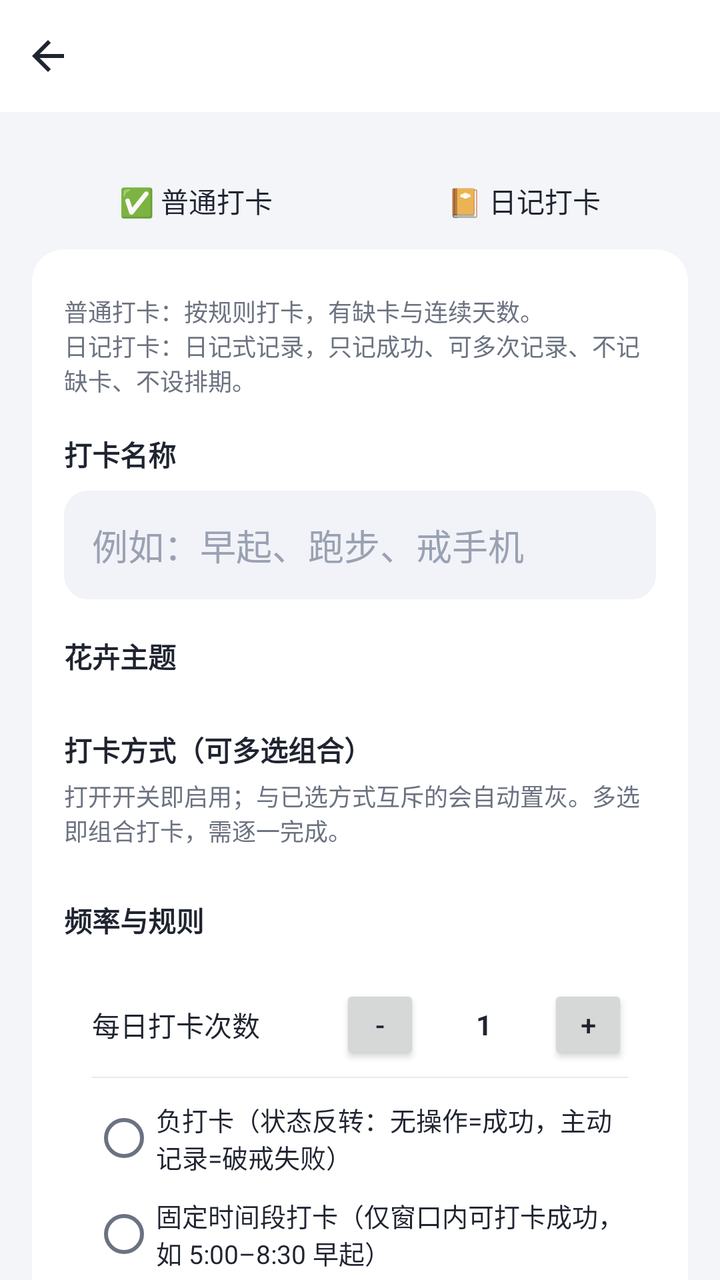
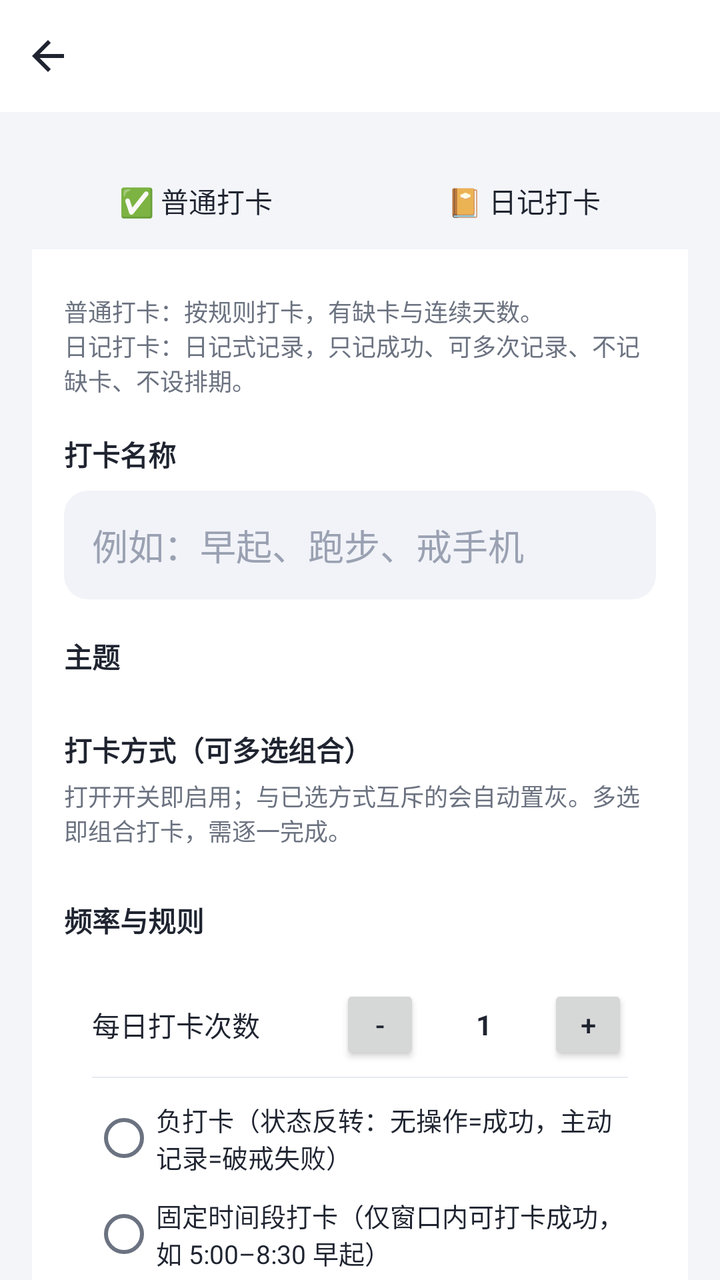

An Android layout rendered at two revisions. The XML below is the earlier revision; the diff shows what the commit changed to produce the second picture.
<!-- AndroidManifest.xml: application theme Theme.Checkin -->
<!-- res/layout/activity_create_item.xml -->
<?xml version="1.0" encoding="utf-8"?>
<LinearLayout xmlns:android="http://schemas.android.com/apk/res/android"
    android:layout_width="match_parent"
    android:layout_height="match_parent"
    android:background="@color/bg_page"
    android:orientation="vertical">

    <include android:id="@+id/topbar" layout="@layout/view_topbar" />

    <ScrollView
        android:layout_width="match_parent"
        android:layout_height="0dp"
        android:layout_weight="1"
        android:scrollbars="none">

        <LinearLayout
            android:layout_width="match_parent"
            android:layout_height="wrap_content"
            android:orientation="vertical"
            android:padding="16dp">

            
            <LinearLayout
                android:id="@+id/mode_container"
                android:layout_width="match_parent"
                android:layout_height="wrap_content"
                android:layout_marginTop="4dp"
                android:orientation="horizontal">

                
                <LinearLayout
                    android:id="@+id/tab_normal"
                    android:layout_width="0dp"
                    android:layout_height="wrap_content"
                    android:layout_weight="1"
                    android:clickable="true"
                    android:focusable="true"
                    android:orientation="vertical">

                    <View
                        android:id="@+id/tab_normal_arrow"
                        android:layout_width="20dp"
                        android:layout_height="10dp"
                        android:layout_gravity="center_horizontal"
                        android:background="@drawable/tab_arrow_up"
                        android:visibility="gone" />

                    <TextView
                        android:id="@+id/tv_tab_normal"
                        android:layout_width="match_parent"
                        android:layout_height="wrap_content"
                        android:gravity="center"
                        android:padding="14dp"
                        android:text="✅ 普通打卡"
                        android:textColor="@color/text_primary"
                        android:textSize="14sp" />
                </LinearLayout>

                
                <LinearLayout
                    android:id="@+id/tab_journal"
                    android:layout_width="0dp"
                    android:layout_height="wrap_content"
                    android:layout_weight="1"
                    android:clickable="true"
                    android:focusable="true"
                    android:orientation="vertical">

                    <View
                        android:id="@+id/tab_journal_arrow"
                        android:layout_width="20dp"
                        android:layout_height="10dp"
                        android:layout_gravity="center_horizontal"
                        android:background="@drawable/tab_arrow_up"
                        android:visibility="gone" />

                    <TextView
                        android:id="@+id/tv_tab_journal"
                        android:layout_width="match_parent"
                        android:layout_height="wrap_content"
                        android:gravity="center"
                        android:padding="14dp"
                        android:text="📔 日记打卡"
                        android:textColor="@color/text_primary"
                        android:textSize="14sp" />
                </LinearLayout>
            </LinearLayout>

            
            <LinearLayout
                android:id="@+id/content_panel"
                android:layout_width="match_parent"
                android:layout_height="wrap_content"
                android:background="@drawable/bg_card"
                android:orientation="vertical"
                android:padding="16dp">

            <TextView
                android:id="@+id/tv_mode_hint"
                android:layout_width="match_parent"
                android:layout_height="wrap_content"
                android:layout_marginTop="6dp"
                android:text="普通打卡：按规则打卡，有缺卡与连续天数。\n日记打卡：日记式记录，只记成功、可多次记录、不记缺卡、不设排期。"
                android:textColor="@color/text_secondary"
                android:textSize="12sp" />

            
            <LinearLayout
                android:id="@+id/journal_panel"
                android:layout_width="match_parent"
                android:layout_height="wrap_content"
                android:layout_marginTop="18dp"
                android:orientation="vertical"
                android:visibility="gone">

                <TextView style="@style/SectionTitle" android:text="记录类型" />
                <RadioGroup
                    android:id="@+id/rg_journal_type"
                    android:layout_width="match_parent"
                    android:layout_height="wrap_content"
                    android:layout_marginTop="8dp"
                    android:background="@drawable/bg_card"
                    android:orientation="vertical"
                    android:padding="14dp">
                    <RadioButton
                        android:id="@+id/rb_journal_suixinsui"
                        android:layout_width="match_parent"
                        android:layout_height="wrap_content"
                        android:checked="true"
                        android:text="📔 随心记（文字 / 拍照 / 位置 / 语音）"
                        android:textColor="@color/text_primary"
                        android:textSize="13sp" />
                    <RadioButton
                        android:id="@+id/rb_journal_mood"
                        android:layout_width="match_parent"
                        android:layout_height="wrap_content"
                        android:layout_marginTop="4dp"
                        android:text="😊 心情日记（5 档心情 + 可选文字）"
                        android:textColor="@color/text_primary"
                        android:textSize="13sp" />
                </RadioGroup>

                <CheckBox
                    android:id="@+id/cb_mood_chart"
                    android:layout_width="match_parent"
                    android:layout_height="wrap_content"
                    android:layout_marginTop="10dp"
                    android:text="心情折线图（当日多条心情时在备注栏画趋势线，随时可改）"
                    android:textColor="@color/text_primary"
                    android:textSize="13sp"
                    android:visibility="gone" />
            </LinearLayout>

            
            <TextView style="@style/SectionTitle" android:layout_marginTop="18dp" android:text="打卡名称" />
            <EditText
                android:id="@+id/et_name"
                android:layout_width="match_parent"
                android:layout_height="wrap_content"
                android:layout_marginTop="8dp"
                android:background="@drawable/bg_input"
                android:hint="例如：早起、跑步、戒手机"
                android:inputType="text"
                android:maxLength="20"
                android:padding="14dp"
                android:textColor="@color/text_primary"
                android:textColorHint="@color/text_hint" />

            
            <TextView style="@style/SectionTitle" android:layout_marginTop="18dp" android:text="花卉主题" />
            <HorizontalScrollView
                android:layout_width="match_parent"
                android:layout_height="wrap_content"
                android:layout_marginTop="8dp"
                android:scrollbars="none">
                <LinearLayout
                    android:id="@+id/theme_container"
                    android:layout_width="wrap_content"
                    android:layout_height="wrap_content"
                    android:orientation="horizontal" />
            </HorizontalScrollView>

            

            

            
            <TextView
                android:id="@+id/tv_method_title"
                style="@style/SectionTitle"
                android:layout_marginTop="18dp"
                android:text="打卡方式（可多选组合）" />
            <TextView
                android:id="@+id/tv_method_desc"
                android:layout_width="match_parent"
                android:layout_height="wrap_content"
                android:layout_marginTop="4dp"
                android:text="打开开关即启用；与已选方式互斥的会自动置灰。多选即组合打卡，需逐一完成。"
                android:textColor="@color/text_secondary"
                android:textSize="12sp" />
            <LinearLayout
                android:id="@+id/method_container"
                android:layout_width="match_parent"
                android:layout_height="wrap_content"
                android:layout_marginTop="8dp"
                android:orientation="vertical" />

            
            <TextView
                android:id="@+id/tv_rule_title"
                style="@style/SectionTitle"
                android:layout_marginTop="18dp"
                android:text="频率与规则" />
            <LinearLayout
                android:id="@+id/rule_card"
                android:layout_width="match_parent"
                android:layout_height="wrap_content"
                android:layout_marginTop="8dp"
                android:background="@drawable/bg_card"
                android:orientation="vertical"
                android:padding="14dp">

                <LinearLayout
                    android:layout_width="match_parent"
                    android:layout_height="wrap_content"
                    android:gravity="center_vertical"
                    android:orientation="horizontal">
                    <TextView
                        android:layout_width="0dp"
                        android:layout_height="wrap_content"
                        android:layout_weight="1"
                        android:text="每日打卡次数"
                        android:textColor="@color/text_primary" />
                    <Button
                        android:id="@+id/btn_limit_minus"
                        android:layout_width="40dp"
                        android:layout_height="40dp"
                        android:insetTop="0dp" android:insetBottom="0dp"
                        android:padding="0dp"
                        android:text="-"
                        android:textColor="@color/text_primary" />
                    <TextView
                        android:id="@+id/tv_limit"
                        android:layout_width="64dp"
                        android:layout_height="wrap_content"
                        android:gravity="center"
                        android:text="1"
                        android:textColor="@color/text_primary"
                        android:textStyle="bold" />
                    <Button
                        android:id="@+id/btn_limit_plus"
                        android:layout_width="40dp"
                        android:layout_height="40dp"
                        android:insetTop="0dp" android:insetBottom="0dp"
                        android:padding="0dp"
                        android:text="+"
                        android:textColor="@color/text_primary" />
                </LinearLayout>

                <View android:layout_width="match_parent" android:layout_height="0.5dp" android:layout_marginVertical="6dp" android:background="@color/divider" />

                <RadioButton
                    android:id="@+id/cb_negative"
                    android:layout_width="match_parent"
                    android:layout_height="wrap_content"
                    android:text="负打卡（状态反转：无操作=成功，主动记录=破戒失败）"
                    android:textColor="@color/text_primary"
                    android:textSize="13sp" />

                <RadioButton
                    android:id="@+id/cb_time_window"
                    android:layout_width="match_parent"
                    android:layout_height="wrap_content"
                    android:text="固定时间段打卡（仅窗口内可打卡成功，如 5:00–8:30 早起）"
                    android:textColor="@color/text_primary"
                    android:textSize="13sp" />

                <LinearLayout
                    android:id="@+id/tw_panel"
                    android:layout_width="match_parent"
                    android:layout_height="wrap_content"
                    android:orientation="vertical"
                    android:visibility="gone">

                    <LinearLayout
                        android:layout_width="match_parent"
                        android:layout_height="wrap_content"
                        android:gravity="center_vertical"
                        android:orientation="horizontal"
                        android:paddingHorizontal="12dp">
                        <TextView android:layout_width="wrap_content" android:layout_height="wrap_content" android:text="开始  " android:textColor="@color/text_secondary"/>
                        <Button android:id="@+id/btn_tw_start" android:layout_width="wrap_content" android:layout_height="wrap_content" android:insetTop="0dp" android:insetBottom="0dp" android:text="05:00" android:textColor="@color/brand_dark"/>
                        <TextView android:layout_width="wrap_content" android:layout_height="wrap_content" android:layout_marginStart="16dp" android:text="结束  " android:textColor="@color/text_secondary"/>
                        <Button android:id="@+id/btn_tw_end" android:layout_width="wrap_content" android:layout_height="wrap_content" android:insetTop="0dp" android:insetBottom="0dp" android:text="08:30" android:textColor="@color/brand_dark"/>
                    </LinearLayout>

                    <TextView
                        android:id="@+id/tv_tw_hint"
                        android:layout_width="match_parent"
                        android:layout_height="wrap_content"
                        android:paddingHorizontal="12dp"
                        android:textColor="@color/text_secondary"
                        android:textSize="12sp"
                        android:text="仅在所选时间段内可打卡成功；不支持跨天（如 23:00–01:00）；开启后将无法选择自动打卡。" />
                </LinearLayout>

            </LinearLayout>

            
            <TextView
                android:id="@+id/tv_schedule_title"
                style="@style/SectionTitle"
                android:layout_marginTop="18dp"
                android:text="打卡日期" />
            <LinearLayout
                android:id="@+id/schedule_container"
                android:layout_width="match_parent"
                android:layout_height="wrap_content"
                android:layout_marginTop="8dp"
                android:background="@drawable/bg_card"
                android:orientation="vertical"
                android:padding="14dp">
            </LinearLayout>

            
            <TextView
                android:id="@+id/tv_offset_title"
                style="@style/SectionTitle"
                android:layout_marginTop="18dp"
                android:text="连续打卡抵消机制" />
            <LinearLayout
                android:id="@+id/offset_card"
                android:layout_width="match_parent"
                android:layout_height="wrap_content"
                android:layout_marginTop="8dp"
                android:background="@drawable/bg_card"
                android:orientation="vertical"
                android:padding="14dp">

                <CheckBox
                    android:id="@+id/cb_offset"
                    android:layout_width="match_parent"
                    android:layout_height="wrap_content"
                    android:text="开启抵消机会（🛡️可补漏签）"
                    android:textColor="@color/text_primary" />

                <LinearLayout
                    android:id="@+id/offset_panel"
                    android:layout_width="match_parent"
                    android:layout_height="wrap_content"
                    android:orientation="vertical"
                    android:visibility="gone">

                    <RadioGroup
                        android:id="@+id/rg_offset_mode"
                        android:layout_width="match_parent"
                        android:layout_height="wrap_content"
                        android:orientation="vertical">
                        <RadioButton android:id="@+id/rb_mode_a" android:layout_width="match_parent" android:layout_height="wrap_content" android:checked="true" android:text="模式A 累积型：每连续N天得1次，可累积" android:textColor="@color/text_primary"/>
                        <RadioButton android:id="@+id/rb_mode_b" android:layout_width="match_parent" android:layout_height="wrap_content" android:text="模式B 阈值型：连续达N天补满k次（不叠加）" android:textColor="@color/text_primary"/>
                        <RadioButton android:id="@+id/rb_mode_c" android:layout_width="match_parent" android:layout_height="wrap_content" android:text="模式C 周期型：每N天周期得k次" android:textColor="@color/text_primary"/>
                    </RadioGroup>

                    <LinearLayout
                        android:layout_width="match_parent"
                        android:layout_height="wrap_content"
                        android:layout_marginTop="6dp"
                        android:gravity="center_vertical"
                        android:orientation="horizontal">
                        <TextView android:layout_width="wrap_content" android:layout_height="wrap_content" android:text="连续天数 N=" android:textColor="@color/text_primary"/>
                        <EditText android:id="@+id/et_offset_n" android:layout_width="70dp" android:layout_height="wrap_content" android:background="@drawable/bg_input" android:inputType="number" android:padding="10dp" android:text="3" android:textColor="@color/text_primary"/>
                        <TextView android:id="@+id/tv_k_label" android:layout_width="wrap_content" android:layout_height="wrap_content" android:layout_marginStart="16dp" android:text="次数 k=" android:textColor="@color/text_primary"/>
                        <EditText android:id="@+id/et_offset_k" android:layout_width="70dp" android:layout_height="wrap_content" android:background="@drawable/bg_input" android:inputType="number" android:padding="10dp" android:text="1" android:textColor="@color/text_primary"/>
                    </LinearLayout>

                    <CheckBox
                        android:id="@+id/cb_offset_auto"
                        android:layout_width="match_parent"
                        android:layout_height="wrap_content"
                        android:layout_marginTop="6dp"
                        android:text="漏签时自动消耗（关闭则手动点日期补签）"
                        android:textColor="@color/text_primary"
                        android:textSize="13sp" />
                </LinearLayout>
            </LinearLayout>

            
            <TextView
                android:id="@+id/tv_policy_title"
                style="@style/SectionTitle"
                android:layout_marginTop="18dp"
                android:text="逻辑修改策略（创建后不可更改）" />
            <RadioGroup
                android:id="@+id/policy_card"
                android:layout_width="match_parent"
                android:layout_height="wrap_content"
                android:layout_marginTop="8dp"
                android:background="@drawable/bg_card"
                android:orientation="vertical"
                android:padding="14dp">
                <RadioButton android:id="@+id/rb_locked" android:layout_width="match_parent" android:layout_height="wrap_content" android:checked="true" android:text="不可修改（规则创建后锁定）" android:textColor="@color/text_primary"/>
                <RadioButton android:id="@+id/rb_interval" android:layout_width="match_parent" android:layout_height="wrap_content" android:text="每 N 天可修改一次" android:textColor="@color/text_primary"/>
                <LinearLayout
                    android:id="@+id/interval_panel"
                    android:layout_width="match_parent"
                    android:layout_height="wrap_content"
                    android:gravity="center_vertical"
                    android:orientation="horizontal"
                    android:paddingStart="12dp"
                    android:visibility="gone">
                    <TextView android:layout_width="wrap_content" android:layout_height="wrap_content" android:text="间隔天数 N =" android:textColor="@color/text_primary"/>
                    <EditText android:id="@+id/et_interval" android:layout_width="80dp" android:layout_height="wrap_content" android:layout_marginStart="8dp" android:background="@drawable/bg_input" android:inputType="number" android:padding="10dp" android:text="7" android:textColor="@color/text_primary"/>
                    <TextView android:layout_width="wrap_content" android:layout_height="wrap_content" android:text=" 天" android:textColor="@color/text_secondary"/>
                </LinearLayout>
            </RadioGroup>

            </LinearLayout>

            <Button
                android:id="@+id/btn_save"
                style="@style/PrimaryButton"
                android:layout_width="match_parent"
                android:layout_marginTop="24dp"
                android:layout_marginBottom="20dp"
                android:text="保存打卡项" />
        </LinearLayout>
    </ScrollView>
</LinearLayout>
<!-- res/layout/view_topbar.xml (included above) -->
<?xml version="1.0" encoding="utf-8"?>
<LinearLayout xmlns:android="http://schemas.android.com/apk/res/android"
    android:layout_width="match_parent"
    android:layout_height="56dp"
    android:background="@color/white"
    android:gravity="center_vertical"
    android:orientation="horizontal">

    <ImageButton
        android:id="@+id/btn_back"
        android:layout_width="48dp"
        android:layout_height="48dp"
        android:background="?attr/selectableItemBackgroundBorderless"
        android:contentDescription="返回"
        android:src="@drawable/ic_back" />

    <FrameLayout
        android:layout_width="0dp"
        android:layout_height="match_parent"
        android:layout_weight="1">

        <TextView
            android:id="@+id/tv_title"
            android:layout_width="wrap_content"
            android:layout_height="wrap_content"
            android:layout_gravity="center"
            android:textColor="@color/text_primary"
            android:textSize="17sp"
            android:textStyle="bold" />
    </FrameLayout>

    <FrameLayout
        android:id="@+id/title_right_container"
        android:layout_width="wrap_content"
        android:layout_height="match_parent"
        android:minWidth="48dp" />
</LinearLayout>
<!-- resources referenced by this layout -->
<resources>
  <color name="bg_page">#F3F5F9</color>
  <color name="brand_dark">#1F9C94</color>
  <color name="divider">#E7EAF1</color>
  <color name="text_hint">#9AA1B2</color>
  <color name="text_primary">#1F2430</color>
  <color name="text_secondary">#6B7280</color>
  <color name="white">#FFFFFF</color>
  <!-- drawable bg_card (drawable) -->
  <?xml version="1.0" encoding="utf-8"?>
  <shape xmlns:android="http://schemas.android.com/apk/res/android" android:shape="rectangle">
      <solid android:color="@color/bg_card" />
      <corners android:radius="16dp" />
  </shape>
  <!-- drawable bg_input (drawable) -->
  <?xml version="1.0" encoding="utf-8"?>
  <shape xmlns:android="http://schemas.android.com/apk/res/android" android:shape="rectangle">
      <solid android:color="#F1F3F8" />
      <corners android:radius="12dp" />
  </shape>
  <!-- drawable ic_back (drawable) -->
  <vector xmlns:android="http://schemas.android.com/apk/res/android"
      android:width="24dp" android:height="24dp"
      android:viewportWidth="24" android:viewportHeight="24" android:tint="@color/text_primary">
      <path android:fillColor="@android:color/white" android:pathData="M20,11H7.83l5.59,-5.59L12,4l-8,8 8,8 1.41,-1.41L7.83,13H20v-2z"/>
  </vector>
  <!-- drawable tab_arrow_up (drawable) -->
  <vector xmlns:android="http://schemas.android.com/apk/res/android"
      android:width="20dp"
      android:height="10dp"
      android:viewportWidth="20"
      android:viewportHeight="10">
      <path
          android:fillColor="#FFFFFF"
          android:pathData="M10,0 L20,10 L0,10 Z" />
  </vector>
  <style name="PrimaryButton" parent="Widget.MaterialComponents.Button">
          <item name="android:layout_height">52dp</item>
          <item name="cornerRadius">14dp</item>
          <item name="android:textSize">16sp</item>
          <item name="android:textStyle">bold</item>
          <item name="android:textColor">@color/white</item>
      </style>
  <style name="SectionTitle">
          <item name="android:layout_width">wrap_content</item>
          <item name="android:layout_height">wrap_content</item>
          <item name="android:textSize">14sp</item>
          <item name="android:textStyle">bold</item>
          <item name="android:textColor">@color/text_primary</item>
      </style>
  <style name="Theme.Checkin" parent="Theme.MaterialComponents.Light.NoActionBar">
          <item name="colorPrimary">@color/brand</item>
          <item name="colorPrimaryDark">@color/brand_dark</item>
          <item name="colorAccent">@color/brand</item>
          <item name="android:windowBackground">@color/bg_page</item>
          <item name="android:statusBarColor">@color/white</item>
          <item name="android:windowLightStatusBar">true</item>
          <item name="android:textColorPrimary">@color/text_primary</item>
          <item name="android:textColorSecondary">@color/text_secondary</item>
          <item name="bottomNavigationStyle">@style/Widget.Checkin.BottomNav</item>
      </style>
  <color name="bg_card">#FFFFFF</color>
  <color name="brand">#39C5BB</color>
  <style name="Widget.Checkin.BottomNav" parent="Widget.MaterialComponents.BottomNavigationView">
          <item name="itemTextColor">@color/nav_tint</item>
          <item name="itemIconTint">@color/nav_tint</item>
          <item name="backgroundTint">@color/white</item>
          <item name="elevation">10dp</item>
          <item name="labelVisibilityMode">labeled</item>
      </style>
</resources>

<!-- the commit's change to res/layout/activity_create_item.xml (unified diff, before → after) -->
@@ -91,7 +91,7 @@
                 android:id="@+id/content_panel"
                 android:layout_width="match_parent"
                 android:layout_height="wrap_content"
-                android:background="@drawable/bg_card"
+                android:background="@drawable/bg_panel_top_square"
                 android:orientation="vertical"
                 android:padding="16dp">
 
@@ -167,7 +167,7 @@
                 android:textColorHint="@color/text_hint" />
 
             
-            <TextView style="@style/SectionTitle" android:layout_marginTop="18dp" android:text="花卉主题" />
+            <TextView style="@style/SectionTitle" android:layout_marginTop="18dp" android:text="主题" />
             <HorizontalScrollView
                 android:layout_width="match_parent"
                 android:layout_height="wrap_content"
<!-- resource entries referenced after the edit -->
@@ -18,6 +18,17 @@
   <shape xmlns:android="http://schemas.android.com/apk/res/android" android:shape="rectangle">
       <solid android:color="#F1F3F8" />
       <corners android:radius="12dp" />
+  </shape>
+  <!-- drawable bg_panel_top_square (drawable) -->
+  <?xml version="1.0" encoding="utf-8"?>
+  <shape xmlns:android="http://schemas.android.com/apk/res/android"
+      android:shape="rectangle">
+      <solid android:color="#FFFFFF" />
+      <corners
+          android:topLeftRadius="0dp"
+          android:topRightRadius="0dp"
+          android:bottomLeftRadius="14dp"
+          android:bottomRightRadius="14dp" />
   </shape>
   <!-- drawable ic_back (drawable) -->
   <vector xmlns:android="http://schemas.android.com/apk/res/android"
